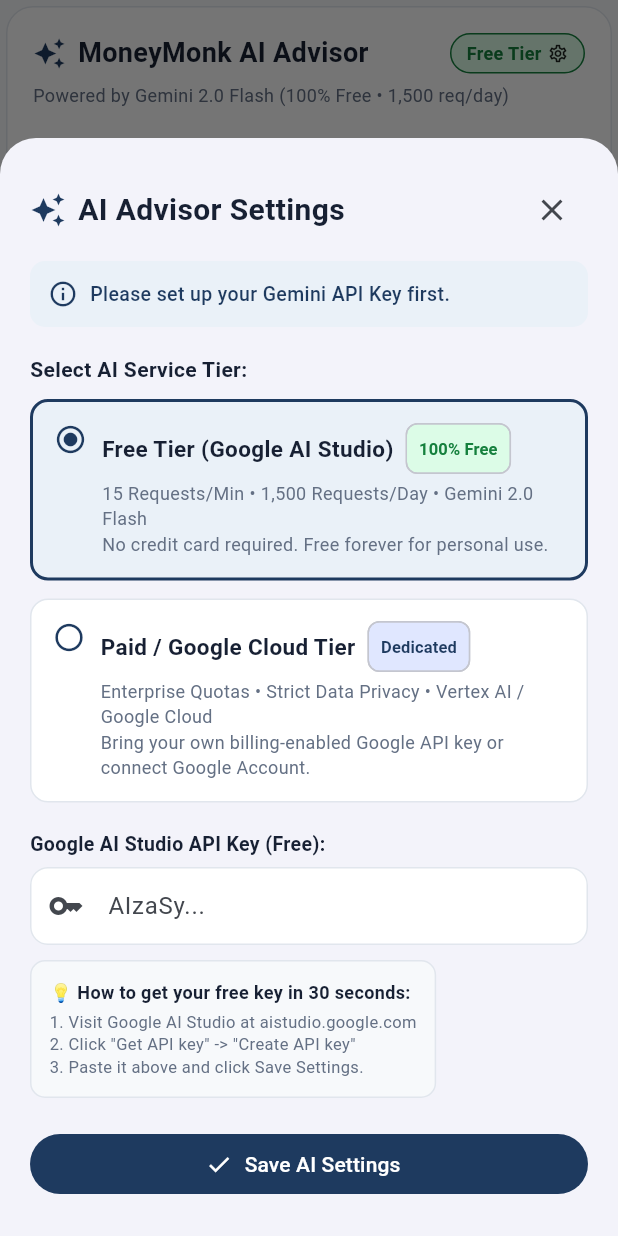
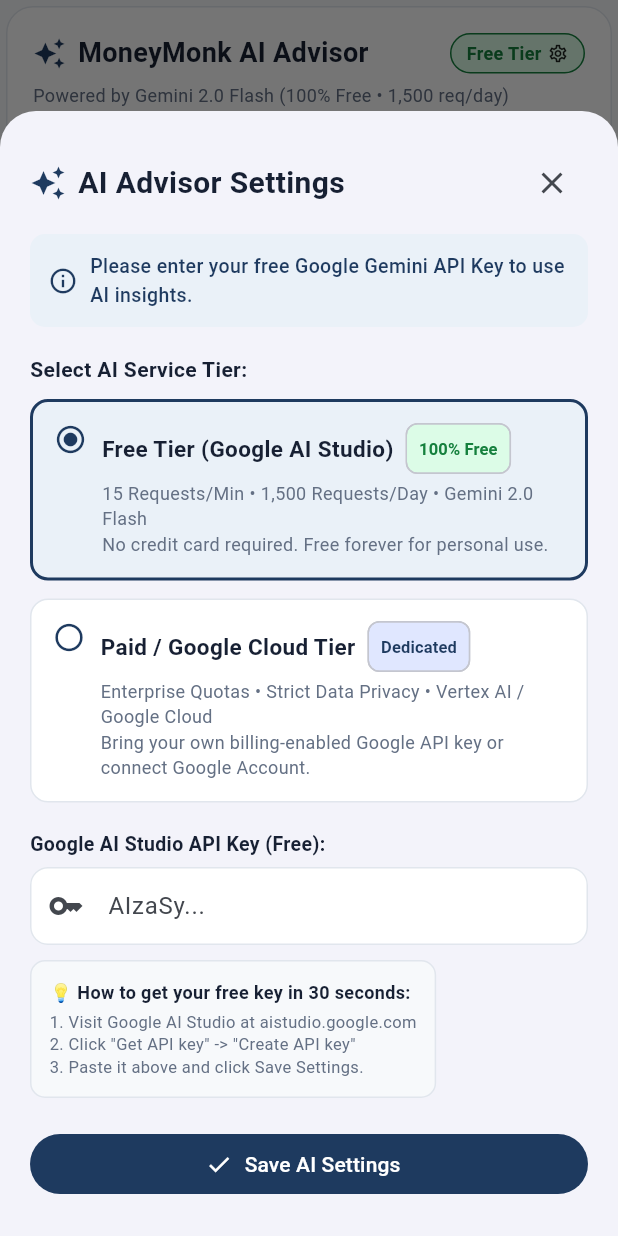
Before and after one commit to masoodmsdk-create/MoneyMonk, a Flutter app: the _MoneyMonkAdvisor widget shown alone on an empty page, opened directly with empty values, after a tap on "Financial Health Audit", on a phone screen of 412 x 824 dp. Run offline on Flutter 3.47's test engine with Material 3 defaults, Android fonts, the phone set to English and light mode, and no system bars; our stand-ins replace shared_preferences; accounts and stored records are empty.

Commit message:
Configure default app Free Tier Gemini key with custom Paid Tier override

```diff
--- a/lib/main.dart
+++ b/lib/main.dart
@@ -18,6 +18,12 @@
 const Color moneyMonkExpense = Color(0xFFC2410C);
 const Color moneyMonkWarning = Color(0xFFB45309);
 const Color moneyMonkError = Color(0xFFB91C1C);
+
+// Default Free Tier Gemini API key (passed via --dart-define or fallback)
+const String defaultFreeGeminiApiKey = String.fromEnvironment(
+  'GEMINI_API_KEY',
+  defaultValue: '',
+);
 
 void main() {
   runApp(const MoneyMonkApp());
@@ -1025,10 +1031,17 @@
       return;
     }
 
-    final key = _savedApiKey.isNotEmpty ? _savedApiKey : _apiKeyController.text.trim();
-
-    if (key.isEmpty) {
-      _showAiSettingsDialog(context, initialMessage: 'Please set up your Gemini API Key first.');
+    final effectiveKey = _tier == AiTier.free
+        ? (_savedApiKey.isNotEmpty ? _savedApiKey : defaultFreeGeminiApiKey)
+        : _savedApiKey;
+
+    if (effectiveKey.isEmpty) {
+      _showAiSettingsDialog(
+        context,
+        initialMessage: _tier == AiTier.free
+            ? 'Please enter your free Google Gemini API Key to use AI insights.'
+            : 'Please enter your paid Google Cloud / Gemini API key to activate dedicated tier.',
+      );
       return;
     }
 
@@ -1075,7 +1088,7 @@
 
     try {
       final response = await http.post(
-        Uri.parse('https://generativelanguage.googleapis.com/v1beta/models/gemini-2.0-flash:generateContent?key=$key'),
+        Uri.parse('https://generativelanguage.googleapis.com/v1beta/models/gemini-2.0-flash:generateContent?key=$effectiveKey'),
         headers: {'Content-Type': 'application/json'},
         body: jsonEncode({
           'contents': [
@@ -1385,7 +1398,9 @@
 
   @override
   Widget build(BuildContext context) {
-    final hasKey = _savedApiKey.isNotEmpty;
+    final hasActiveKey = _tier == AiTier.free
+        ? (_savedApiKey.isNotEmpty || defaultFreeGeminiApiKey.isNotEmpty)
+        : _savedApiKey.isNotEmpty;
 
     return Card(
       child: Padding(
@@ -1514,7 +1529,7 @@
             const SizedBox(height: 12),
 
             // AI Status & Settings Shortcut
-            if (!hasKey) ...[
+            if (!hasActiveKey) ...[
               Container(
                 padding: const EdgeInsets.all(12),
                 decoration: BoxDecoration(
@@ -1526,10 +1541,12 @@
                   children: [
                     const Icon(Icons.key_outlined, color: moneyMonkWarning, size: 20),
                     const SizedBox(width: 10),
-                    const Expanded(
+                    Expanded(
                       child: Text(
-                        'Set your free Google Gemini API key to activate AI insights.',
-                        style: TextStyle(fontSize: 12, fontWeight: FontWeight.w600, color: moneyMonkPrimaryText),
+                        _tier == AiTier.free
+                            ? 'Set your free Google Gemini API key to activate AI insights.'
+                            : 'Enter your dedicated Google Cloud / Gemini key to use Paid Tier.',
+                        style: const TextStyle(fontSize: 12, fontWeight: FontWeight.w600, color: moneyMonkPrimaryText),
                       ),
                     ),
                     TextButton(
```
Also changed, not shown: 1 other file.
